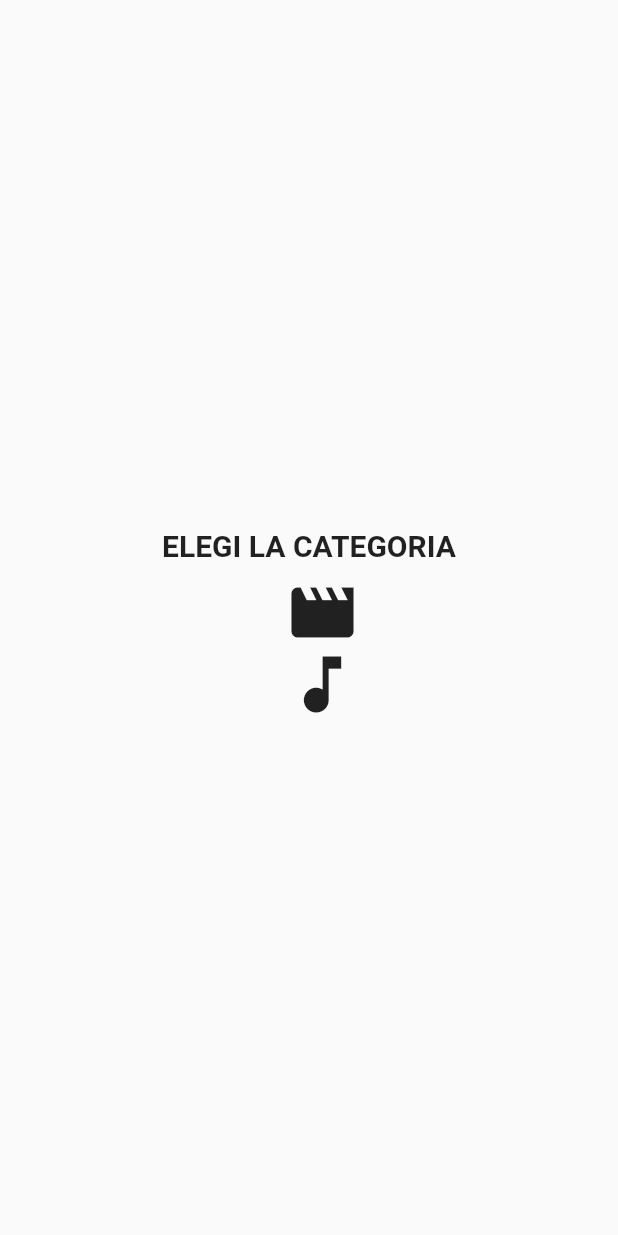
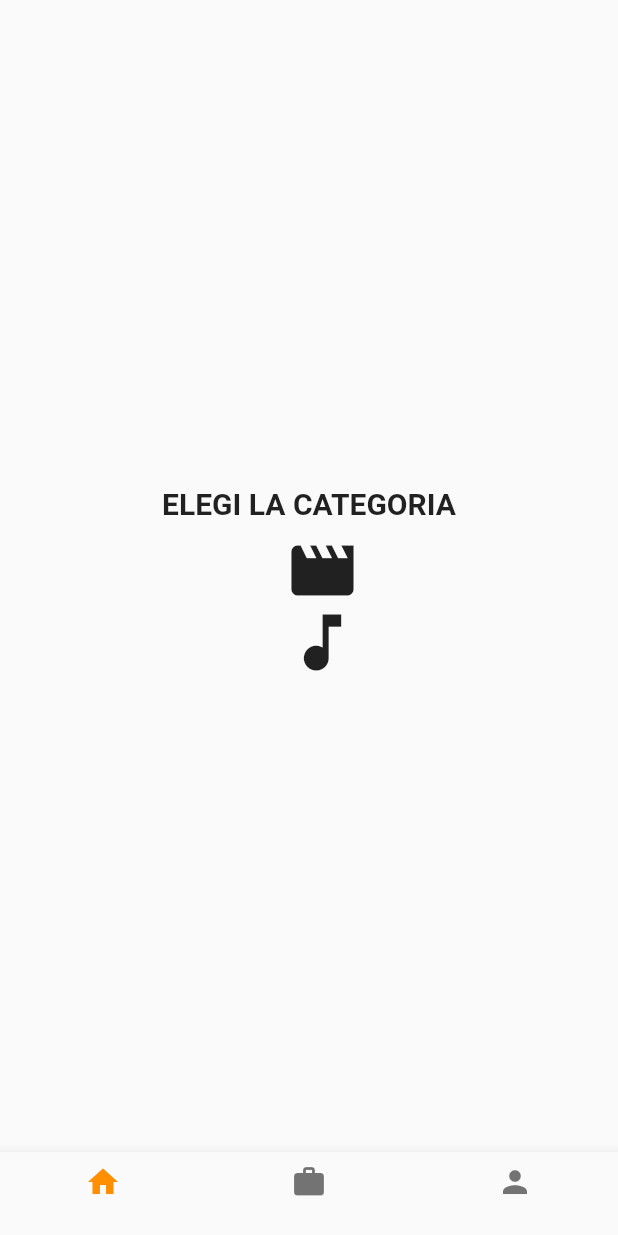
Before and after one commit to GonzaloGuasch/Rosebud-FRONT, a Flutter app: the screen it shows after launch, on a phone screen of 412 x 824 dp. Run offline on Flutter 3.47's test engine with Material 2 defaults, Android fonts, the phone set to English and light mode, and no system bars; our stand-ins replace flutter_rating_bar.

Commit message:
Agrego barra de navegacion [WIP]

```diff
--- a/lib/main.dart
+++ b/lib/main.dart
@@ -1,5 +1,7 @@
 import 'package:flutter/material.dart';
 import 'package:rosebud_front/widgets/movie/movie_container.dart';
+
+import 'widgets/NavigationBar.dart';
 
 void main() {
   runApp(RosebudApp());
@@ -12,7 +14,7 @@ class RosebudApp extends StatelessWidget {
       theme: ThemeData(
         primarySwatch: Colors.blue,
       ),
-      home: HomeChoice(),
+      home: NavigationBar(),
     );
   }
 }
--- /dev/null
+++ b/lib/widgets/NavigationBar.dart
@@ -0,0 +1,70 @@
+/// Flutter code sample for BottomNavigationBar
+
+// This example shows a [BottomNavigationBar] as it is used within a [Scaffold]
+// widget. The [BottomNavigationBar] has three [BottomNavigationBarItem]
+// widgets, which means it defaults to [BottomNavigationBarType.fixed], and
+// the [currentIndex] is set to index 0. The selected item is
+// amber. The `_onItemTapped` function changes the selected item's index
+// and displays a corresponding message in the center of the [Scaffold].
+
+import 'package:flutter/material.dart';
+
+import '../main.dart';
+
+/// This is the stateful widget that the main application instantiates.
+class NavigationBar extends StatefulWidget {
+  @override
+  _NavigationBarState createState() => _NavigationBarState();
+}
+
+/// This is the private State class that goes with MyStatefulWidget.
+class _NavigationBarState extends State<NavigationBar> {
+  int _selectedIndex = 0;
+  static const TextStyle optionStyle =
+  TextStyle(fontSize: 30, fontWeight: FontWeight.bold);
+  static List<Widget> _widgetOptions = <Widget>[
+    HomeChoice(),
+    Text(
+      'Index 1: Business',
+      style: optionStyle,
+    ),
+    Text(
+      'Index 2: School',
+      style: optionStyle,
+    ),
+  ];
+
+  void _onItemTapped(int index) {
+    setState(() {
+      _selectedIndex = index;
+    });
+  }
+
+  @override
+  Widget build(BuildContext context) {
+    return Scaffold(
+      body: Center(
+        child: _widgetOptions.elementAt(_selectedIndex),
+      ),
+      bottomNavigationBar: BottomNavigationBar(
+        items: const <BottomNavigationBarItem>[
+          BottomNavigationBarItem(
+            icon: Icon(Icons.home),
+            label: '',
+          ),
+          BottomNavigationBarItem(
+            icon: Icon(Icons.work),
+            label: '',
+          ),
+          BottomNavigationBarItem(
+            icon: Icon(Icons.person),
+            label: '',
+          ),
+        ],
+        currentIndex: _selectedIndex,
+        selectedItemColor: Colors.amber[800],
+        onTap: _onItemTapped,
+      ),
+    );
+  }
+}
```
